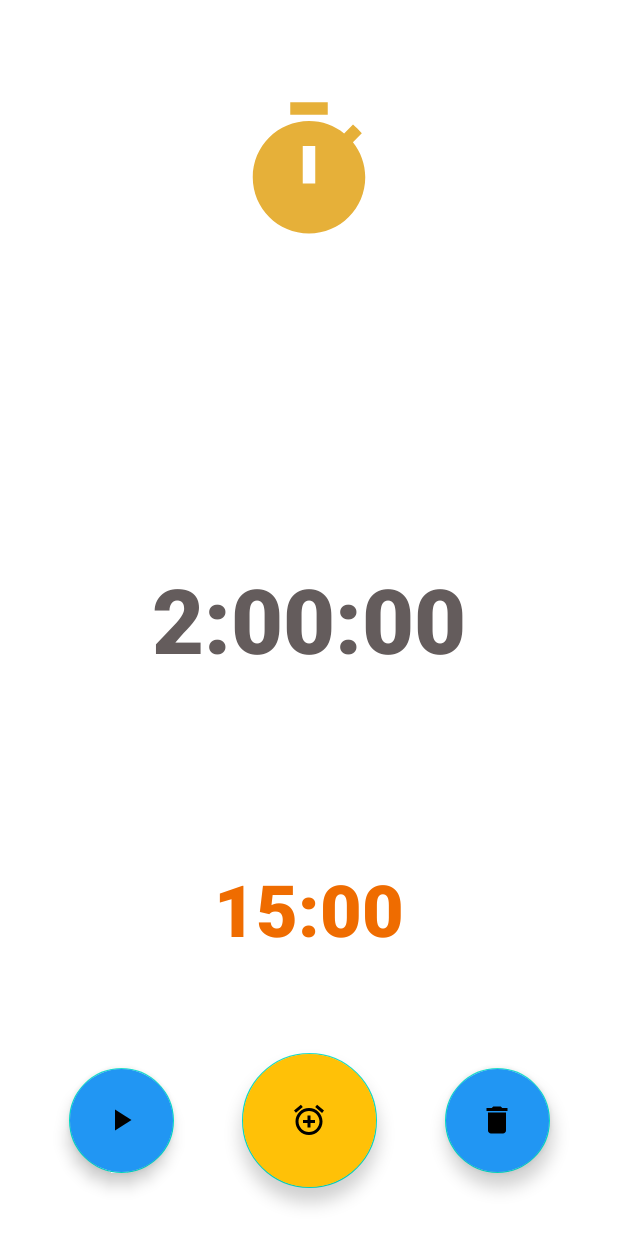
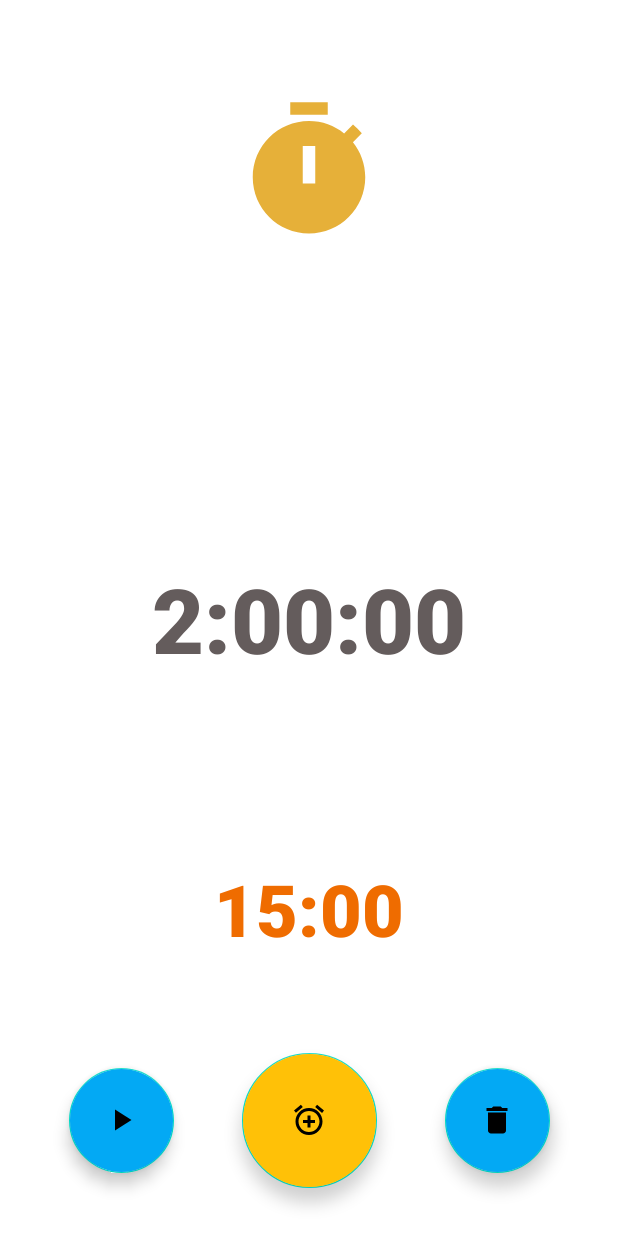
Before and after one commit to s20019/ApplicationController, an Android app: the layout fragment_first.xml on its own in the app's theme, with its tools: preview values and no code run, on a phone screen of 412 x 824 dp. Run offline under Robolectric (Android 15) with nearby library versions, the phone set to English and light mode, and no system bars.

Commit message:
startStopBtn と deleteBtn の色を変更

```diff
--- a/app/src/main/res/layout/fragment_first.xml
+++ b/app/src/main/res/layout/fragment_first.xml
@@ -24,7 +24,7 @@
         android:id="@+id/startStopBtn"
         android:layout_width="wrap_content"
         android:layout_height="wrap_content"
-        android:backgroundTint="@color/lightblue"
+        android:backgroundTint="#03A9F4"
         android:clickable="true"
         android:src="@drawable/ic_play2"
         android:visibility="invisible"
@@ -40,7 +40,7 @@
         android:id="@+id/deleteBtn"
         android:layout_width="wrap_content"
         android:layout_height="wrap_content"
-        android:backgroundTint="@color/lightblue"
+        android:backgroundTint="#03A9F4"
         android:clickable="true"
         android:src="@drawable/ic_delete"
         android:visibility="invisible"
```
